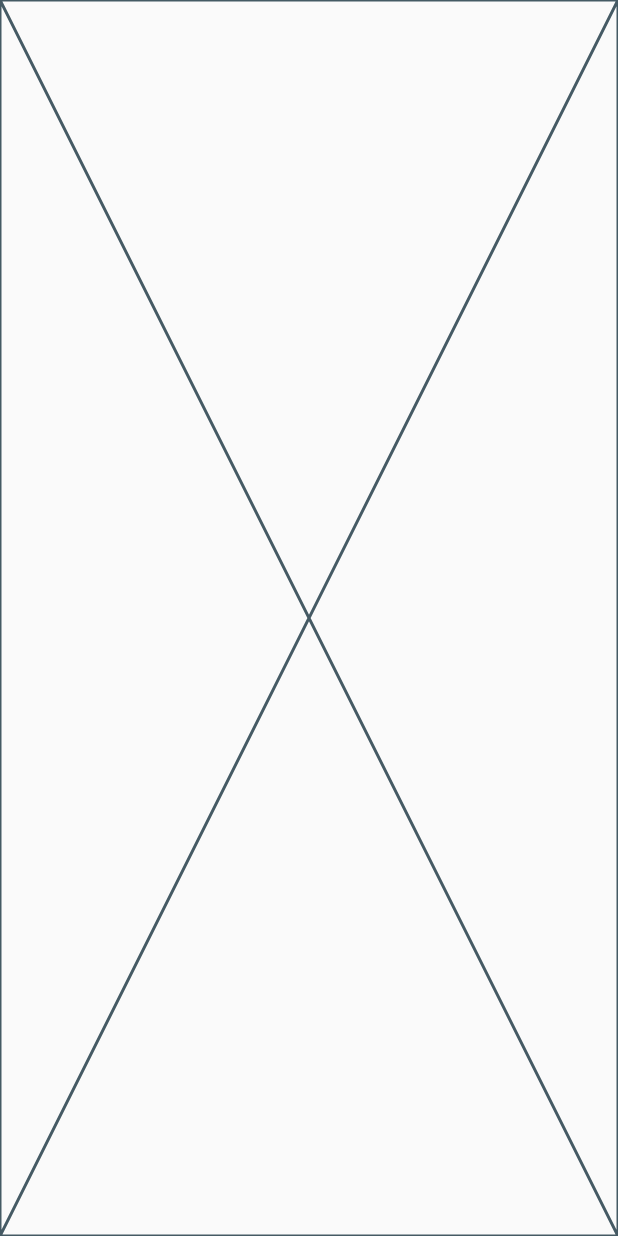
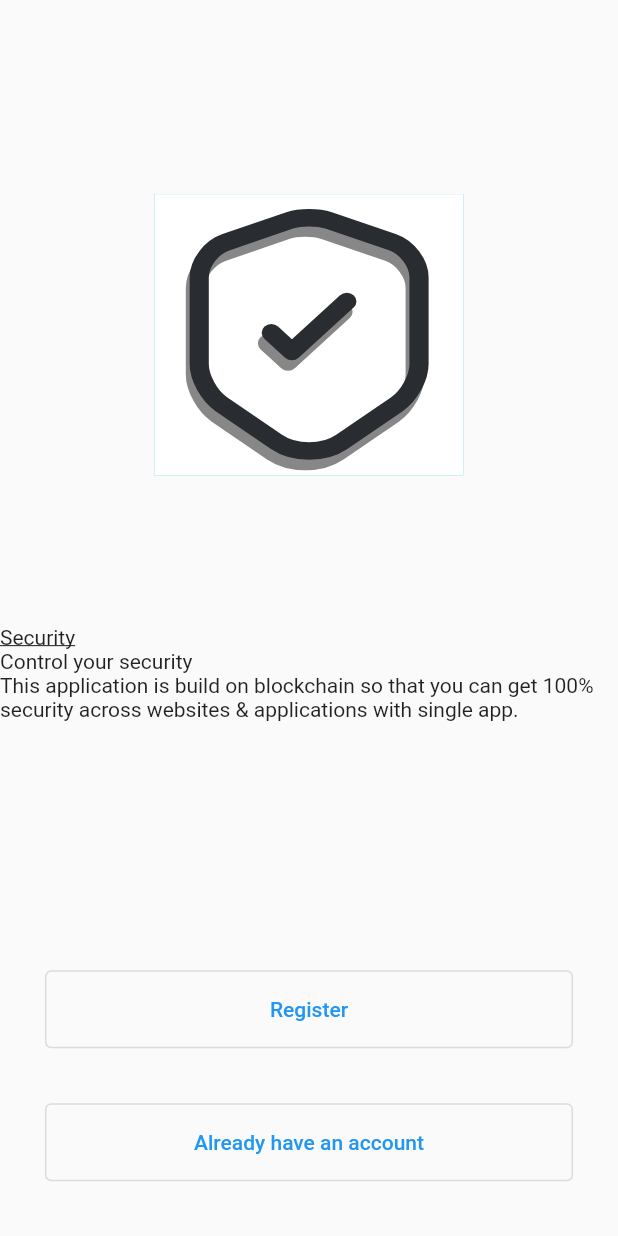
Before and after one commit to Rahul-Sharma-Github/Password-Manager, a Flutter app: the screen it shows after launch, on a phone screen of 412 x 824 dp. Run offline on Flutter 3.47's test engine with Material 2 defaults, Android fonts, the phone set to English and light mode, and no system bars; our stand-ins replace flutter_svg, get.

Commit message:
created total 3 onboard intro screens

```diff
--- /dev/null
+++ b/lib/app/modules/onboard_module/bindings/onboard_binding.dart
@@ -0,0 +1,9 @@
+import 'package:get/get.dart';
+import 'package:password_manager/app/modules/onboard_module/controller/onboard_controller.dart';
+
+class OnboardBinding implements Bindings {
+  @override
+  void dependencies() {
+    Get.lazyPut(() => OnboardController());
+  }
+}
--- /dev/null
+++ b/lib/app/modules/onboard_module/controller/onboard_controller.dart
@@ -0,0 +1,9 @@
+import 'package:flutter/material.dart';
+import 'package:get/get.dart';
+
+class OnboardController extends GetxController {
+  // current index for PageView
+  var currentIndex = 0.obs;
+  // controller for PageView
+  var pageController = PageController();
+}
--- a/lib/app/modules/onboard_module/screens/onboard_screen.dart
+++ b/lib/app/modules/onboard_module/screens/onboard_screen.dart
@@ -1,14 +1,70 @@
+// ignore_for_file: avoid_unnecessary_containers, sized_box_for_whitespace
+
 import 'package:flutter/material.dart';
 import 'package:get/get.dart';
+import 'package:password_manager/app/modules/onboard_module/controller/onboard_controller.dart';
+import 'package:password_manager/app/modules/onboard_module/screens/widgets/intro_2.dart';
+import 'package:password_manager/app/modules/onboard_module/screens/widgets/intro_3.dart';
+
+import 'widgets/intro_1.dart';
 
 class OnboardScreen extends StatelessWidget {
-  const OnboardScreen({super.key});
+  OnboardScreen({super.key});
+
+  final OnboardController onboardcontroller = Get.put(OnboardController());
 
   @override
   Widget build(BuildContext context) {
-    return const Scaffold(
+    return Scaffold(
       body: SafeArea(
-        child: Placeholder(),
+        // implementing PageView Widget for Onboard intro
+        child: Column(
+          children: [
+            Container(
+              height: Get.height / 1.35,
+              child: PageView(
+                allowImplicitScrolling: true,
+                scrollDirection: Axis.horizontal,
+                controller: onboardcontroller.pageController,
+                children: [
+                  intro_1(),
+                  intro_2(),
+                  intro_3(),
+                ],
+                onPageChanged: (value) {
+                  onboardcontroller.currentIndex.value = value;
+                },
+              ),
+            ),
+            Expanded(
+              child: Container(
+                child: Padding(
+                  padding: const EdgeInsets.symmetric(horizontal: 30),
+                  child: Column(
+                    crossAxisAlignment: CrossAxisAlignment.stretch,
+                    mainAxisAlignment: MainAxisAlignment.spaceEvenly,
+                    children: [
+                      OutlinedButton(
+                        onPressed: () {},
+                        child: const Padding(
+                          padding: EdgeInsets.all(18.0),
+                          child: Text('Register'),
+                        ),
+                      ),
+                      OutlinedButton(
+                        onPressed: () {},
+                        child: const Padding(
+                          padding: EdgeInsets.all(18.0),
+                          child: Text('Already have an account'),
+                        ),
+                      ),
+                    ],
+                  ),
+                ),
+              ),
+            ),
+          ],
+        ),
       ),
     );
   }
--- /dev/null
+++ b/lib/app/modules/onboard_module/screens/widgets/intro_1.dart
@@ -0,0 +1,45 @@
+import 'package:flutter/material.dart';
+import 'package:flutter_svg/flutter_svg.dart';
+import 'package:get/get.dart';
+
+Widget intro_1() {
+  return Column(
+    mainAxisAlignment: MainAxisAlignment.center,
+    children: [
+      Container(
+        width: Get.width / 2,
+        height: Get.height / 4.4,
+        color: Colors.cyan,
+        child: SvgPicture.asset(
+          'lib/app/modules/onboard_module/assets/logo_1.svg',
+          fit: BoxFit.fill,
+        ),
+      ),
+      const SizedBox(height: 100),
+      const Row(
+        children: [
+          Text('Security',
+              style: TextStyle(
+                decoration: TextDecoration.underline,
+              )),
+        ],
+      ),
+      const Row(
+        children: [
+          Text('Control your security', style: TextStyle()),
+        ],
+      ),
+      const Row(
+        children: [
+          Expanded(
+            child: Text(
+              softWrap: true,
+              maxLines: 4,
+              'This application is build on blockchain so that you can get 100% security across websites & applications with single app.',
+            ),
+          ),
+        ],
+      ),
+    ],
+  );
+}
--- /dev/null
+++ b/lib/app/modules/onboard_module/screens/widgets/intro_2.dart
@@ -0,0 +1,45 @@
+import 'package:flutter/material.dart';
+import 'package:flutter_svg/flutter_svg.dart';
+import 'package:get/get.dart';
+
+Widget intro_2() {
+  return Column(
+    mainAxisAlignment: MainAxisAlignment.center,
+    children: [
+      Container(
+        width: Get.width / 2,
+        height: Get.height / 4.4,
+        color: Colors.cyan,
+        child: SvgPicture.asset(
+          'lib/app/modules/onboard_module/assets/logo_2.svg',
+          fit: BoxFit.fill,
+        ),
+      ),
+      const SizedBox(height: 100),
+      const Row(
+        children: [
+          Text('Fast',
+              style: TextStyle(
+                decoration: TextDecoration.underline,
+              )),
+        ],
+      ),
+      const Row(
+        children: [
+          Text('Everything in single click', style: TextStyle()),
+        ],
+      ),
+      const Row(
+        children: [
+          Expanded(
+            child: Text(
+              softWrap: true,
+              maxLines: 4,
+              'Add, genreate, store, transfer, sync, export & copy all your passwords in single click. Use autofill for quick action without opening app.',
+            ),
+          ),
+        ],
+      ),
+    ],
+  );
+}
--- /dev/null
+++ b/lib/app/modules/onboard_module/screens/widgets/intro_3.dart
@@ -0,0 +1,34 @@
+import 'package:flutter/material.dart';
+import 'package:flutter_svg/flutter_svg.dart';
+import 'package:get/get.dart';
+
+Widget intro_3() {
+  return Column(
+    mainAxisAlignment: MainAxisAlignment.center,
+    crossAxisAlignment: CrossAxisAlignment.center,
+    children: [
+      Container(
+        width: Get.width / 2,
+        height: Get.height / 4.4,
+        color: Colors.cyan,
+        child: SvgPicture.asset(
+          'lib/app/modules/onboard_module/assets/logo_3.svg',
+          fit: BoxFit.fill,
+        ),
+      ),
+      const SizedBox(height: 50),
+      const Row(
+        mainAxisAlignment: MainAxisAlignment.center,
+        children: [
+          Text('Passblock'),
+        ],
+      ),
+      const Row(
+        mainAxisAlignment: MainAxisAlignment.center,
+        children: [
+          Text('Frictionless Security'),
+        ],
+      ),
+    ],
+  );
+}
--- a/lib/main.dart
+++ b/lib/main.dart
@@ -13,9 +13,8 @@ class MainApp extends StatelessWidget {
   Widget build(BuildContext context) {
     return GetMaterialApp(
       title: 'Password Manager',
-      theme: ThemeData(primarySwatch: Colors.amber),
       initialRoute: '/',
-      home: const OnboardScreen(),
+      home: OnboardScreen(),
     );
   }
 }
--- a/pubspec.yaml
+++ b/pubspec.yaml
@@ -9,7 +9,10 @@ environment:
 dependencies:
   flutter:
     sdk: flutter
+  flutter_svg: ^2.0.7
   get: ^4.6.5
+
+
 
 dev_dependencies:
   flutter_test:
@@ -18,3 +21,5 @@ dev_dependencies:
 
 flutter:
   uses-material-design: true
+  assets:
+    - lib/app/modules/onboard_module/assets/
```
Also changed, not shown: pubspec.lock.
